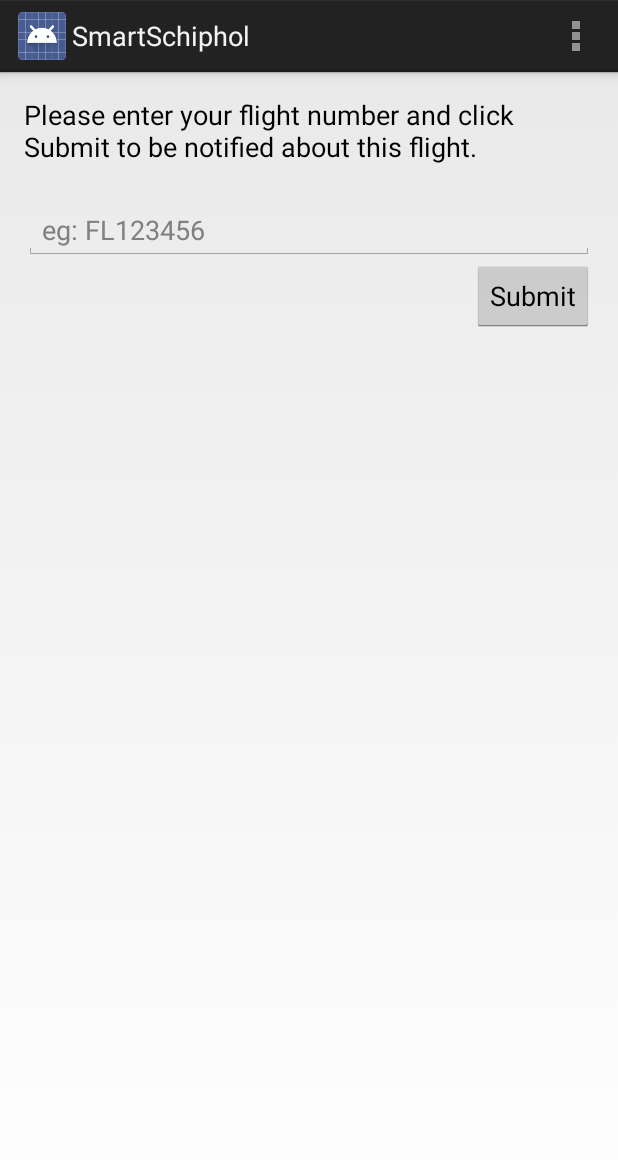
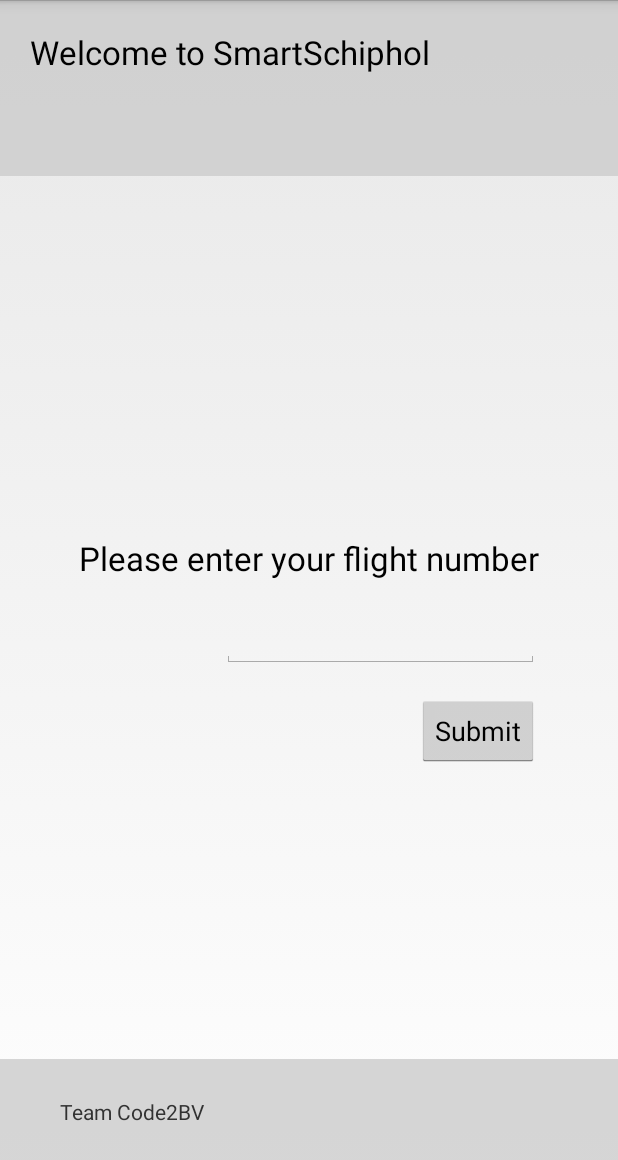
Before and after one commit to Seetaramayya/smartschiphol, an Android app: the screen it shows after launch (SchipholActivity before the commit, WelcomeActivity after it), on a phone screen of 412 x 824 dp. Shown: the top 1160 px of the screen. Run offline under Robolectric (Android 15) with nearby library versions, the phone set to English and light mode, and no system bars.

Commit message:
Created WelcomeActivity and ShowInfoActivity

```diff
--- a/smartschiphol/src/main/java/com/smartschiphol/SchipholActivity.java
+++ b/smartschiphol/src/main/java/com/smartschiphol/SchipholActivity.java
@@ -7,6 +7,7 @@ import android.util.Log;
 import android.view.Menu;
 import android.view.MenuItem;
 import android.view.View;
+import android.view.Window;
 import android.widget.Button;
 import android.widget.EditText;
 import android.widget.TextView;
@@ -30,6 +31,7 @@ public class SchipholActivity extends Activity {
     @Override
     protected void onCreate(Bundle savedInstanceState) {
         super.onCreate(savedInstanceState);
+        requestWindowFeature(Window.FEATURE_NO_TITLE);
         setContentView(R.layout.activity_schiphol);
 
         flightNumberEditText = (EditText) findViewById(R.id.flightNumber);
--- /dev/null
+++ b/smartschiphol/src/main/java/com/smartschiphol/WelcomeActivity.java
@@ -0,0 +1,48 @@
+package com.smartschiphol;
+
+import android.app.Activity;
+import android.content.Intent;
+import android.os.Bundle;
+import android.view.Menu;
+import android.view.MenuItem;
+import android.view.View;
+import android.view.Window;
+import android.widget.Button;
+
+
+public class WelcomeActivity extends Activity {
+
+    @Override
+    protected void onCreate(Bundle savedInstanceState) {
+        super.onCreate(savedInstanceState);
+        requestWindowFeature(Window.FEATURE_NO_TITLE);
+        setContentView(R.layout.activity_welcome);
+
+        final Button submitButton = (Button) findViewById(R.id.welcome_submit_button);
+        submitButton.setOnClickListener(new View.OnClickListener() {
+            @Override
+            public void onClick(View v) {
+                startActivity(new Intent(WelcomeActivity.this, ShowInfoActivity.class));
+            }
+        });
+    }
+
+    @Override
+    public boolean onCreateOptionsMenu(Menu menu) {
+        // Inflate the menu; this adds items to the action bar if it is present.
+        getMenuInflater().inflate(R.menu.welcome, menu);
+        return true;
+    }
+
+    @Override
+    public boolean onOptionsItemSelected(MenuItem item) {
+        // Handle action bar item clicks here. The action bar will
+        // automatically handle clicks on the Home/Up button, so long
+        // as you specify a parent activity in AndroidManifest.xml.
+        int id = item.getItemId();
+        if (id == R.id.action_settings) {
+            return true;
+        }
+        return super.onOptionsItemSelected(item);
+    }
+}
--- /dev/null
+++ b/smartschiphol/src/main/res/layout/activity_welcome.xml
@@ -0,0 +1,64 @@
+<?xml version="1.0" encoding="UTF-8"?>
+<LinearLayout
+        xmlns:android="http://schemas.android.com/apk/res/android"
+        xmlns:tools="http://schemas.android.com/tools"
+        android:layout_height="fill_parent"
+        android:layout_width="match_parent"
+        android:orientation="vertical"
+        tools:context="com.smartschiphol.WelcomeActivity">
+
+    <LinearLayout
+            android:layout_width="fill_parent"
+            android:layout_height="0dp"
+            android:layout_weight="1"
+            android:gravity="top"
+            android:orientation="horizontal"
+            android:background="#cccccccc">
+        <TextView
+                android:layout_width="fill_parent"
+                android:layout_height="fill_parent"
+                android:textAppearance="?android:attr/textAppearanceLarge"
+                android:text="@string/welcome_to_smartschiphol" android:padding="20dp"/>
+    </LinearLayout>
+
+    <RelativeLayout
+            android:layout_width="match_parent"
+            android:layout_height="0dp"
+            android:layout_weight="5"
+            android:gravity="center_vertical">
+        <TextView
+                android:layout_width="wrap_content"
+                android:layout_height="wrap_content"
+                android:textAppearance="?android:attr/textAppearanceLarge"
+                android:text="Please enter your flight number"
+                android:id="@+id/textView"
+                android:layout_marginTop="45dp"
+                android:layout_alignParentTop="true" android:layout_centerHorizontal="true"/>
+        <EditText
+                android:layout_width="wrap_content"
+                android:layout_height="wrap_content"
+                android:id="@+id/editText" android:layout_below="@+id/textView"
+                android:layout_alignStart="@+id/textView" android:layout_marginLeft="95dp"
+                android:layout_marginTop="19dp" android:layout_alignEnd="@+id/textView"/>
+        <Button
+                android:layout_width="wrap_content"
+                android:layout_height="wrap_content"
+                android:text="Submit"
+                android:id="@+id/welcome_submit_button" android:layout_below="@+id/editText" android:layout_alignEnd="@+id/editText"
+                android:layout_marginTop="18dp"/>
+    </RelativeLayout>
+
+    <LinearLayout
+            android:layout_width="fill_parent"
+            android:layout_height="0dp"
+            android:layout_weight="1"
+            android:gravity="bottom"
+            android:orientation="horizontal"
+            android:background="#cccccccc">
+        <TextView
+                android:layout_width="fill_parent"
+                android:layout_height="fill_parent"
+                android:text="@string/welcome_bottom_text" android:paddingLeft="40dp" android:paddingTop="25dp"/>
+    </LinearLayout>
+
+</LinearLayout>
--- /dev/null
+++ b/smartschiphol/src/main/res/menu/welcome.xml
@@ -0,0 +1,9 @@
+<menu xmlns:android="http://schemas.android.com/apk/res/android"
+    xmlns:app="http://schemas.android.com/apk/res-auto"
+    xmlns:tools="http://schemas.android.com/tools"
+    tools:context="com.smartschiphol.WelcomeActivity" >
+    <item android:id="@+id/action_settings"
+        android:title="@string/action_settings"
+        android:orderInCategory="100"
+        app:showAsAction="never" />
+</menu>
--- a/smartschiphol/src/main/res/values/strings.xml
+++ b/smartschiphol/src/main/res/values/strings.xml
@@ -6,5 +6,9 @@
     <string name="action_settings">Settings</string>
     <string name="pnr_number">eg: FL123456</string>
     <string name="submit">Submit</string>
+    <string name="title_activity_welcome">WelcomeActivity</string>
+    <string name="welcome_to_smartschiphol">Welcome to SmartSchiphol</string>
+    <string name="welcome_bottom_text">Team Code2BV</string>
+    <string name="title_activity_show_info">ShowInfoActivity</string>
 
 </resources>
```
Also changed, not shown: smartschiphol/src/main/AndroidManifest.xml (+9 -3 lines), smartschiphol/src/main/java/com/smartschiphol/ShowInfoActivity.java (added, +36 -0 lines), smartschiphol/src/main/res/layout/activity_show_info.xml (added, +16 -0 lines), smartschiphol/src/main/res/menu/show_info.xml (added, +9 -0 lines).
